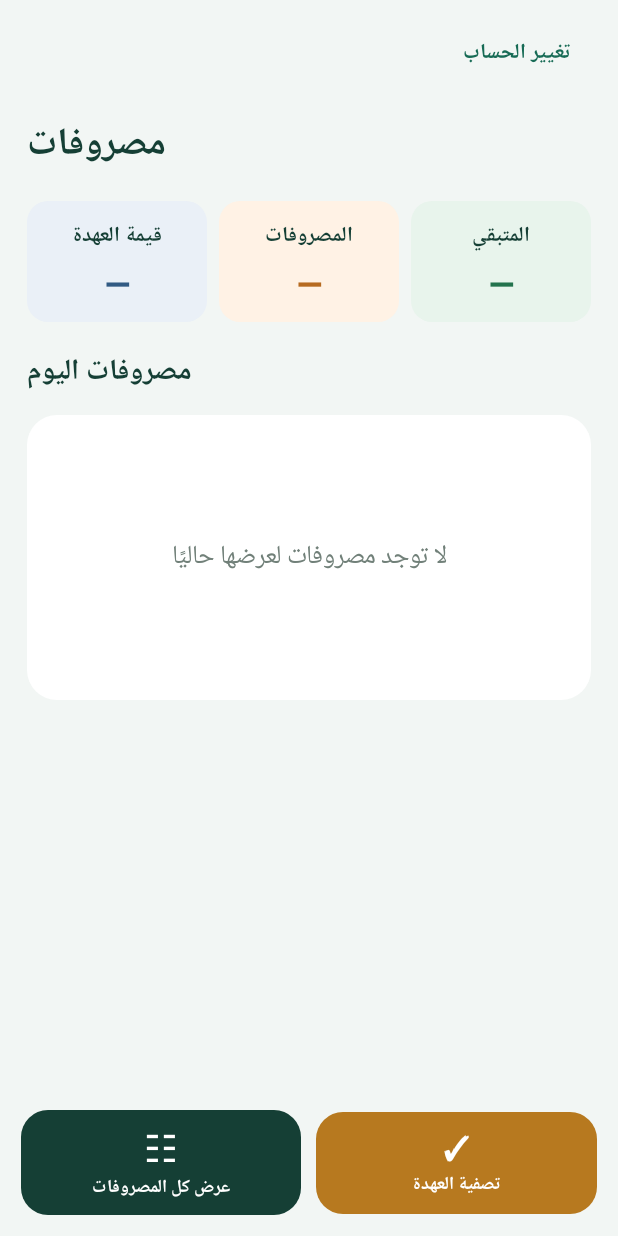
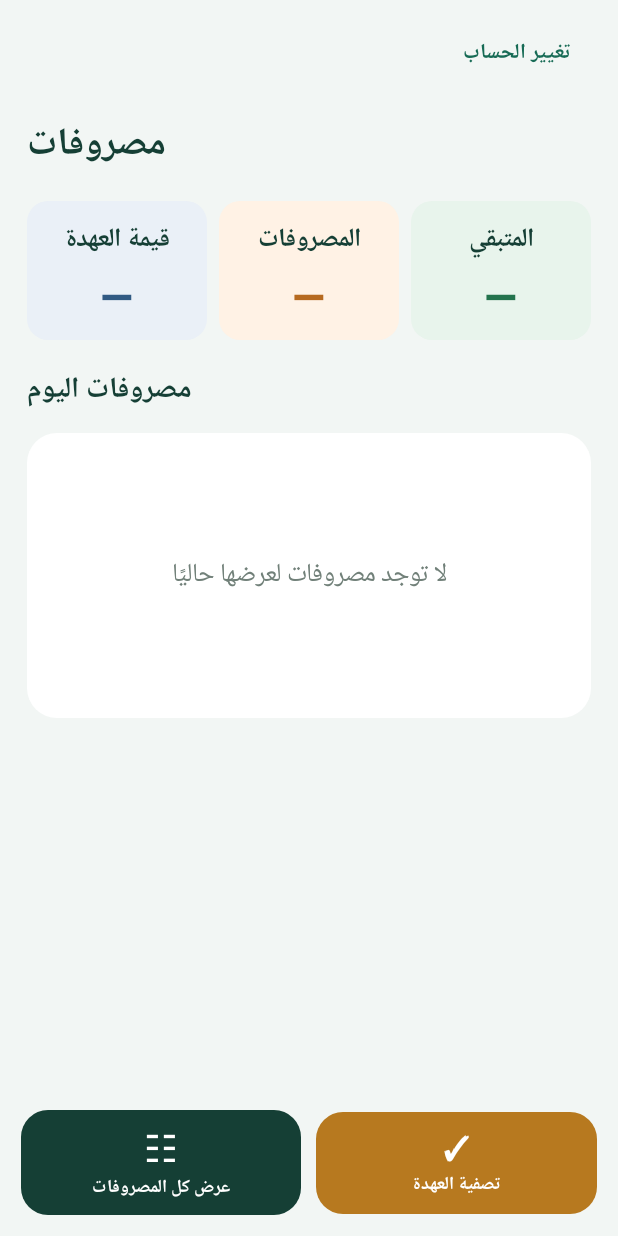
Before and after one commit to amrsamy6000-prog/AlSalama-Custody-System, an Android app built with Jetpack Compose: the composable PersonExpensesScreen called with empty values, on a phone screen of 412 x 824 dp. Run offline under Robolectric (Android 15) with nearby library versions, the phone set to English and light mode, and no system bars.

Commit message:
Make financial summary labels and figures much larger

```diff
--- a/app/src/main/java/com/alsalama/custody/MainActivity.kt
+++ b/app/src/main/java/com/alsalama/custody/MainActivity.kt
@@ -501,8 +501,8 @@ private fun CompactFinancialValue(
         Text(
             label,
             color = SalamaDark,
-            fontSize = 14.sp,
-            fontWeight = FontWeight.Bold,
+            fontSize = 17.sp,
+            fontWeight = FontWeight.ExtraBold,
             textAlign = TextAlign.Center,
             maxLines = 1
         )
@@ -510,7 +510,7 @@ private fun CompactFinancialValue(
         Text(
             value,
             color = valueColor,
-            fontSize = 22.sp,
+            fontSize = 28.sp,
             fontWeight = FontWeight.ExtraBold,
             textAlign = TextAlign.Center,
             maxLines = 1
```
